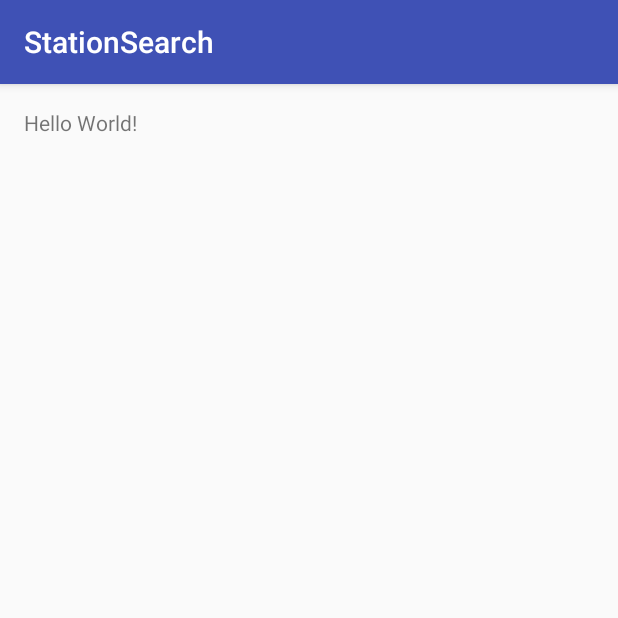
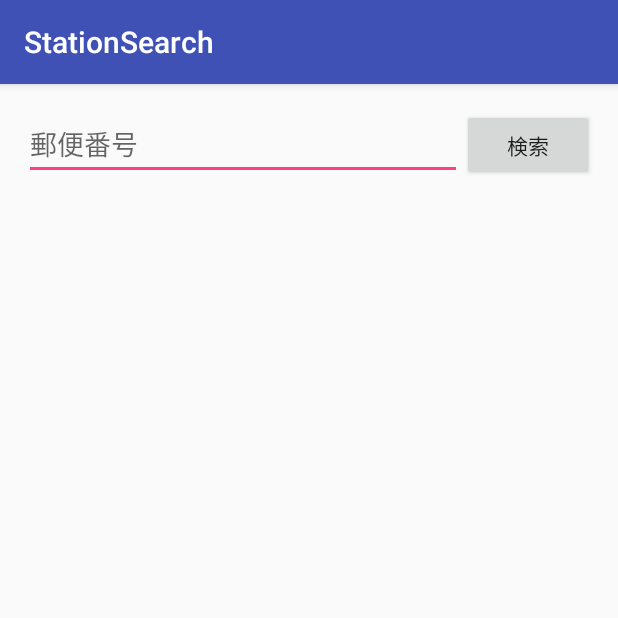
Before and after one commit to AkihiroTokai/StationSearch, an Android app: the screen it shows after launch (MainActivity), on a phone screen of 412 x 824 dp, the top half of it. Run offline under Robolectric (Android 15) with nearby library versions, the phone set to English and light mode, and no system bars.

Commit message:
ビューの作成

```diff
--- a/app/src/main/res/layout/activity_main.xml
+++ b/app/src/main/res/layout/activity_main.xml
@@ -1,17 +1,87 @@
 <?xml version="1.0" encoding="utf-8"?>
-<RelativeLayout
-    xmlns:android="http://schemas.android.com/apk/res/android"
+<LinearLayout xmlns:android="http://schemas.android.com/apk/res/android"
     xmlns:tools="http://schemas.android.com/tools"
     android:layout_width="match_parent"
     android:layout_height="match_parent"
+    android:orientation="vertical"
+    android:paddingBottom="@dimen/activity_vertical_margin"
     android:paddingLeft="@dimen/activity_horizontal_margin"
     android:paddingRight="@dimen/activity_horizontal_margin"
     android:paddingTop="@dimen/activity_vertical_margin"
-    android:paddingBottom="@dimen/activity_vertical_margin"
     tools:context="net.sankichi.android.stationsearch.MainActivity">
 
-    <TextView
-        android:text="Hello World!"
-        android:layout_width="wrap_content"
-        android:layout_height="wrap_content" />
-</RelativeLayout>
+    <LinearLayout
+        android:layout_width="match_parent"
+        android:layout_height="wrap_content"
+        android:orientation="horizontal">
+
+        <EditText
+            android:id="@+id/edit_text"
+            android:layout_width="0dp"
+            android:layout_height="wrap_content"
+            android:layout_weight="1"
+            android:hint="郵便番号" />
+
+        <Button
+            android:layout_width="wrap_content"
+            android:layout_height="wrap_content"
+            android:onClick="searchStation"
+            android:text="検索" />
+    </LinearLayout>
+
+    <LinearLayout
+        android:layout_width="match_parent"
+        android:layout_height="0dp"
+        android:layout_weight="1"
+        android:orientation="vertical"
+        android:gravity="center">
+
+        <TextView
+            android:id="@+id/line_text"
+            android:layout_width="match_parent"
+            android:layout_height="wrap_content"
+            android:layout_marginBottom="8dp" />
+
+        <TextView
+            android:id="@+id/kana_text"
+            android:layout_width="match_parent"
+            android:layout_height="wrap_content"
+            android:gravity="center" />
+
+        <TextView
+            android:id="@+id/name_text"
+            android:layout_width="match_parent"
+            android:layout_height="wrap_content"
+            android:gravity="center"
+            android:textColor="@android:color/black"
+            android:textSize="36dp" />
+
+        <TextView
+            android:id="@+id/distance_text"
+            android:layout_width="match_parent"
+            android:layout_height="wrap_content"
+            android:layout_margin="16dp"
+            android:gravity="center" />
+
+        <LinearLayout
+            android:layout_width="match_parent"
+            android:layout_height="wrap_content"
+            android:orientation="horizontal">
+
+            <TextView
+                android:id="@+id/prev_text"
+                android:layout_width="0dp"
+                android:layout_height="wrap_content"
+                android:layout_weight="1" />
+
+            <TextView
+                android:id="@+id/next_text"
+                android:layout_width="0dp"
+                android:layout_height="wrap_content"
+                android:layout_weight="1"
+                android:gravity="right" />
+
+        </LinearLayout>
+    </LinearLayout>
+
+</LinearLayout>
```
